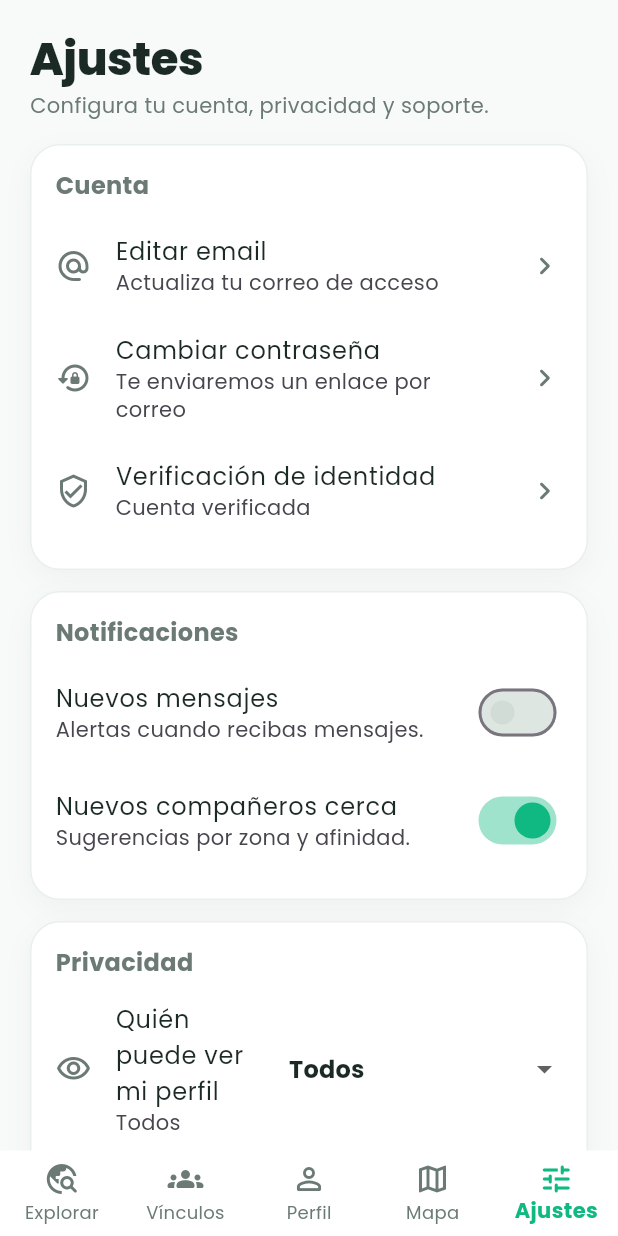
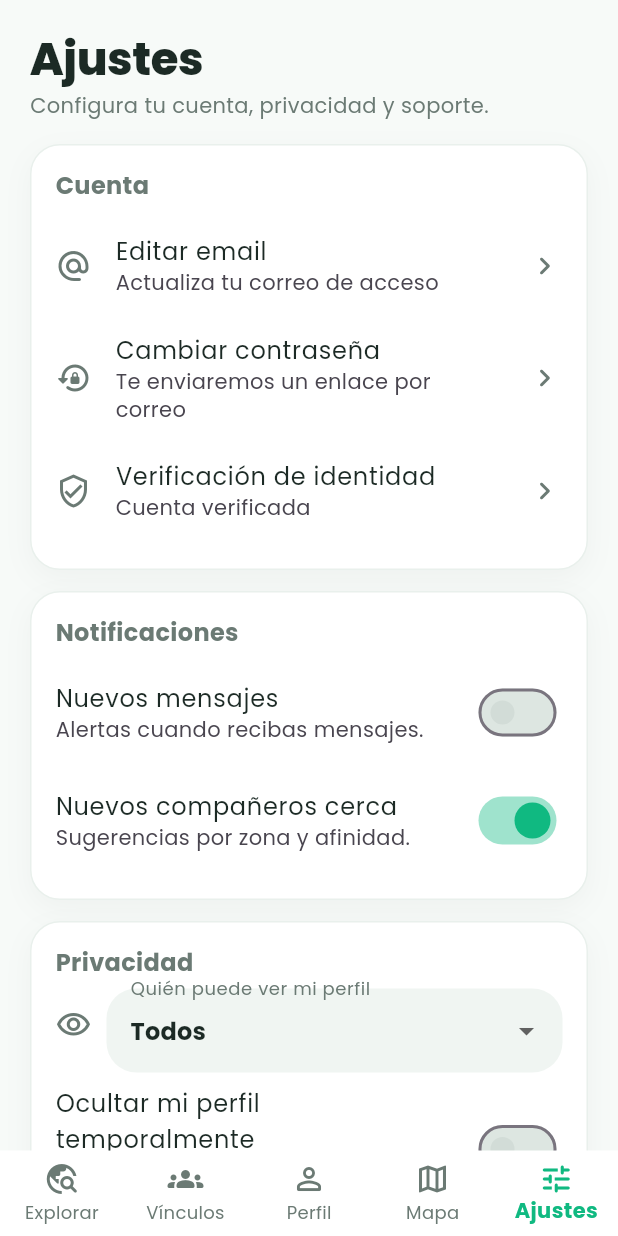
Before and after one commit to yagoduran/bizimatch_flutter, a Flutter app: the MainScaffold screen opened directly, item 5 of the bottom bar chosen, after a tap on "Nuevos mensajes", on a phone screen of 412 x 824 dp. Run offline on Flutter 3.47's test engine with Material 3 defaults, Android fonts, the phone set to English and light mode, and no system bars; our stand-ins replace cloud_firestore, firebase_auth, firebase_core, google_fonts, google_maps_flutter, image_picker and 2 more; accounts and stored records are empty.

Commit message:
feat: Add confirmation dialog for profile updates and enhance notification settings handling

```diff
--- a/lib/screens/settings_screen.dart
+++ b/lib/screens/settings_screen.dart
@@ -2,6 +2,7 @@ import 'package:flutter/material.dart';
 import 'package:flutter/services.dart';
 import 'package:firebase_auth/firebase_auth.dart';
 import 'package:cloud_firestore/cloud_firestore.dart';
+import 'package:permission_handler/permission_handler.dart';
 
 import '../app_theme.dart';
 import 'login_screen.dart';
@@ -24,6 +25,33 @@ class _SettingsScreenState extends State<SettingsScreen> {
 
   final FirebaseAuth _auth = FirebaseAuth.instance;
   final FirebaseFirestore _firestore = FirebaseFirestore.instance;
+
+  Future<void> _onNuevosMensajesChanged(bool value) async {
+    HapticFeedback.selectionClick();
+    if (!value) {
+      setState(() => _notificacionesMensajes = false);
+      return;
+    }
+
+    var status = await Permission.notification.status;
+    if (status.isDenied) {
+      status = await Permission.notification.request();
+    }
+
+    if (status.isGranted || status.isLimited || status.isProvisional) {
+      setState(() => _notificacionesMensajes = true);
+      return;
+    }
+
+    setState(() => _notificacionesMensajes = false);
+    _showInfo(
+      'Necesitas permitir notificaciones para activar "Nuevos mensajes".',
+    );
+
+    if (status.isPermanentlyDenied || status.isRestricted) {
+      await openAppSettings();
+    }
+  }
 
   @override
   void initState() {
@@ -283,10 +311,7 @@ class _SettingsScreenState extends State<SettingsScreen> {
                   value: _notificacionesMensajes,
                   title: const Text('Nuevos mensajes'),
                   subtitle: const Text('Alertas cuando recibas mensajes.'),
-                  onChanged: (value) {
-                    HapticFeedback.selectionClick();
-                    setState(() => _notificacionesMensajes = value);
-                  },
+                  onChanged: _onNuevosMensajesChanged,
                 ),
                 SwitchListTile.adaptive(
                   contentPadding: EdgeInsets.zero,
@@ -307,20 +332,29 @@ class _SettingsScreenState extends State<SettingsScreen> {
             title: 'Privacidad',
             child: Column(
               children: [
-                ListTile(
-                  contentPadding: EdgeInsets.zero,
-                  leading: const Icon(
+                Row(
+                  crossAxisAlignment: CrossAxisAlignment.start,
+                  children: [
+                    const Padding(
+                      padding: EdgeInsets.only(top: 12),
+                      child: Icon(
                         Icons.visibility_outlined,
                         color: AppTheme.textSecondary,
                       ),
-                  title: const Text('Quién puede ver mi perfil'),
-                  subtitle: Text(_quienVePerfil),
-                  trailing: DropdownButtonHideUnderline(
-                    child: DropdownButton<String>(
-                      value: _quienVePerfil,
+                    ),
+                    const SizedBox(width: 10),
+                    Expanded(
+                      child: DropdownButtonFormField<String>(
+                        initialValue: _quienVePerfil,
+                        decoration: const InputDecoration(
+                          labelText: 'Quién puede ver mi perfil',
+                        ),
                         borderRadius: BorderRadius.circular(14),
                         items: const [
-                        DropdownMenuItem(value: 'Todos', child: Text('Todos')),
+                          DropdownMenuItem(
+                            value: 'Todos',
+                            child: Text('Todos'),
+                          ),
                           DropdownMenuItem(
                             value: 'Solo verificados',
                             child: Text('Solo verificados'),
@@ -339,6 +373,7 @@ class _SettingsScreenState extends State<SettingsScreen> {
                         },
                       ),
                     ),
+                  ],
                 ),
                 SwitchListTile.adaptive(
                   contentPadding: EdgeInsets.zero,
```
Also changed, not shown: lib/screens/profile_screen.dart (+31 -0 lines), 1 other file. Lines whose indentation alone changed are shown as unchanged.
